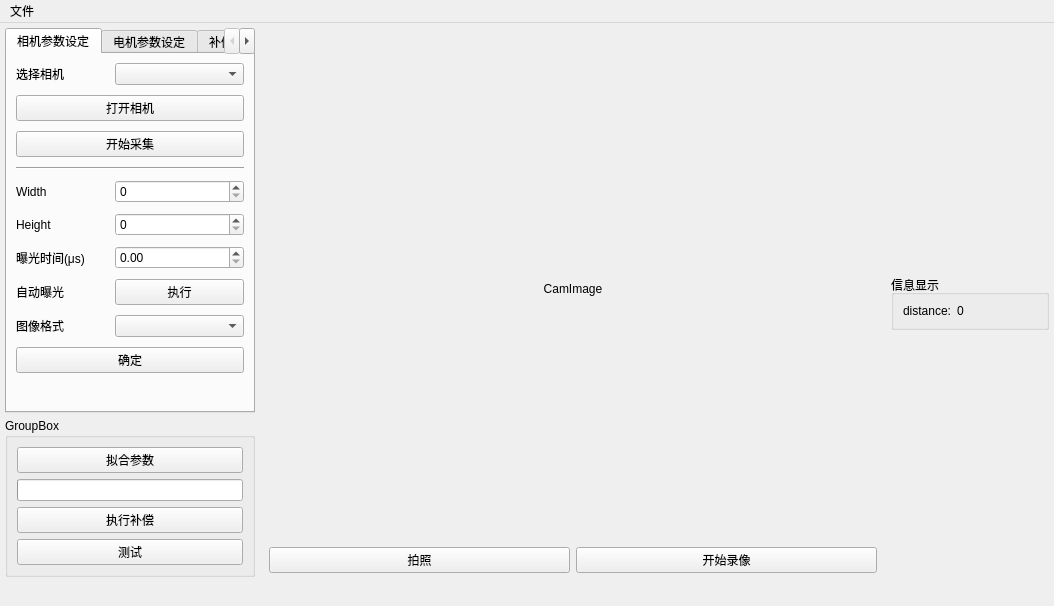
First picture: the form in src/ConstMicroDistanceSystem.ui, repository Maplefsnow/ConstMicroDistanceSystem, before the edit.
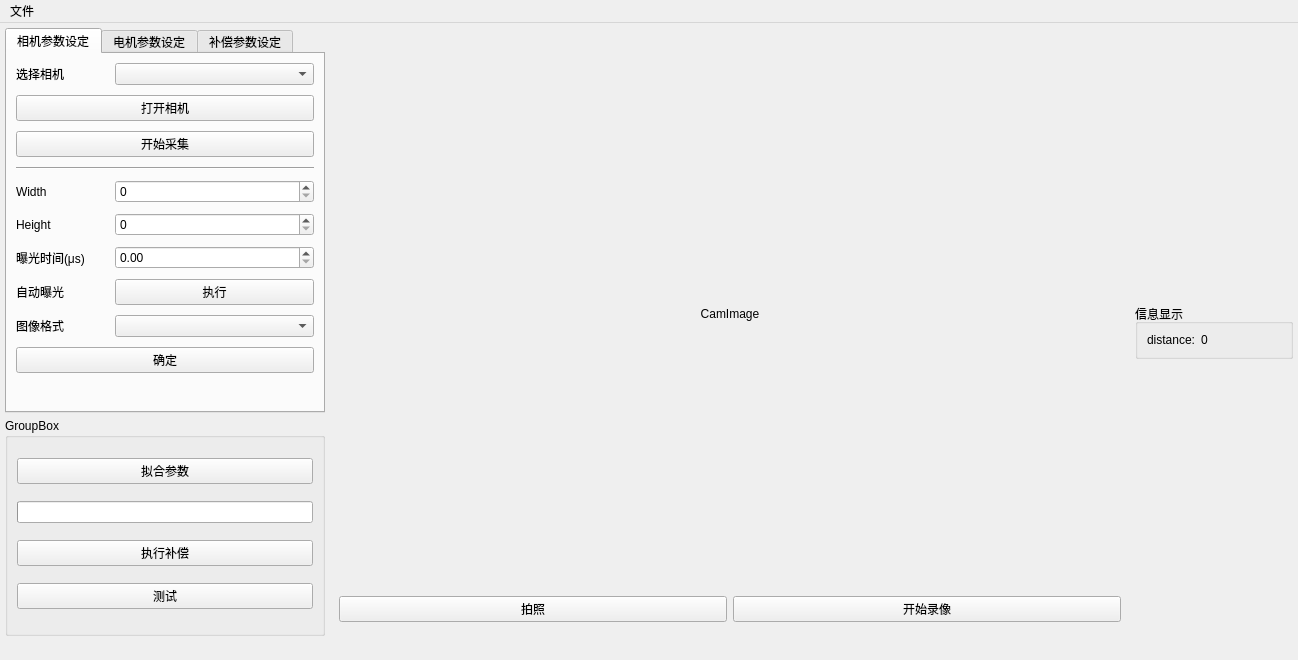
Second picture: the form after the edit.

Patch:
```diff
--- a/src/ConstMicroDistanceSystem.ui
+++ b/src/ConstMicroDistanceSystem.ui
@@ -6,8 +6,8 @@
    <rect>
     <x>0</x>
     <y>0</y>
-    <width>1054</width>
-    <height>565</height>
+    <width>1298</width>
+    <height>660</height>
    </rect>
   </property>
   <property name="windowTitle">
@@ -23,7 +23,7 @@
    <bool>false</bool>
   </property>
   <widget class="QWidget" name="centralwidget">
-   <layout class="QGridLayout" name="gridLayout_2" rowstretch="5,5,1" columnstretch="4,10,2" rowminimumheight="0,0,0" columnminimumwidth="0,0,0">
+   <layout class="QGridLayout" name="gridLayout_2" rowstretch="5,5,0" columnstretch="4,10,2" rowminimumheight="0,0,0" columnminimumwidth="0,0,0">
     <property name="sizeConstraint">
      <enum>QLayout::SetDefaultConstraint</enum>
     </property>
@@ -42,48 +42,6 @@
     <property name="spacing">
      <number>5</number>
     </property>
-    <item row="0" column="1" rowspan="3">
-     <widget class="QWidget" name="widget" native="true">
-      <layout class="QGridLayout" name="gridLayout">
-       <item row="1" column="0">
-        <widget class="QPushButton" name="pushButton_takePhoto">
-         <property name="text">
-          <string>拍照</string>
-         </property>
-        </widget>
-       </item>
-       <item row="1" column="1">
-        <widget class="QPushButton" name="pushButton_switchRecord">
-         <property name="text">
-          <string>开始录像</string>
-         </property>
-        </widget>
-       </item>
-       <item row="0" column="0" colspan="2">
-        <widget class="QLabel" name="label">
-         <property name="frameShape">
-          <enum>QFrame::NoFrame</enum>
-         </property>
-         <property name="frameShadow">
-          <enum>QFrame::Plain</enum>
-         </property>
-         <property name="lineWidth">
-          <number>0</number>
-         </property>
-         <property name="text">
-          <string>CamImage</string>
-         </property>
-         <property name="alignment">
-          <set>Qt::AlignCenter</set>
-         </property>
-         <property name="indent">
-          <number>0</number>
-         </property>
-        </widget>
-       </item>
-      </layout>
-     </widget>
-    </item>
     <item row="0" column="0">
      <widget class="QTabWidget" name="tabWidget">
       <property name="layoutDirection">
@@ -450,50 +408,7 @@
       </widget>
      </widget>
     </item>
-    <item row="1" column="0">
-     <widget class="QGroupBox" name="groupBox">
-      <property name="title">
-       <string>GroupBox</string>
-      </property>
-      <layout class="QGridLayout" name="gridLayout_3">
-       <item row="0" column="0">
-        <widget class="QPushButton" name="pushButton_getParams">
-         <property name="text">
-          <string>拟合参数</string>
-         </property>
-        </widget>
-       </item>
-       <item row="1" column="0">
-        <widget class="QProgressBar" name="progressBar_fit">
-         <property name="value">
-          <number>0</number>
-         </property>
-         <property name="textVisible">
-          <bool>false</bool>
-         </property>
-         <property name="invertedAppearance">
-          <bool>false</bool>
-         </property>
-        </widget>
-       </item>
-       <item row="2" column="0">
-        <widget class="QPushButton" name="pushButton_doFeed">
-         <property name="text">
-          <string>执行补偿</string>
-         </property>
-        </widget>
-       </item>
-       <item row="3" column="0">
-        <widget class="QPushButton" name="pushButton_test">
-         <property name="text">
-          <string>测试</string>
-         </property>
-        </widget>
-       </item>
-      </layout>
-     </widget>
-    </item>
-    <item row="0" column="2" rowspan="2">
+    <item row="0" column="2" rowspan="3">
      <widget class="QGroupBox" name="groupBox_2">
       <property name="title">
        <string>信息显示</string>
@@ -525,6 +440,91 @@
       </layout>
      </widget>
     </item>
+    <item row="1" column="0" rowspan="2">
+     <widget class="QGroupBox" name="groupBox">
+      <property name="title">
+       <string>GroupBox</string>
+      </property>
+      <layout class="QGridLayout" name="gridLayout_3">
+       <item row="0" column="0">
+        <widget class="QPushButton" name="pushButton_getParams">
+         <property name="text">
+          <string>拟合参数</string>
+         </property>
+        </widget>
+       </item>
+       <item row="1" column="0">
+        <widget class="QProgressBar" name="progressBar_fit">
+         <property name="value">
+          <number>0</number>
+         </property>
+         <property name="textVisible">
+          <bool>false</bool>
+         </property>
+         <property name="invertedAppearance">
+          <bool>false</bool>
+         </property>
+        </widget>
+       </item>
+       <item row="2" column="0">
+        <widget class="QPushButton" name="pushButton_doFeed">
+         <property name="text">
+          <string>执行补偿</string>
+         </property>
+        </widget>
+       </item>
+       <item row="3" column="0">
+        <widget class="QPushButton" name="pushButton_test">
+         <property name="text">
+          <string>测试</string>
+         </property>
+        </widget>
+       </item>
+      </layout>
+     </widget>
+    </item>
+    <item row="0" column="1" rowspan="2">
+     <widget class="QWidget" name="widget" native="true">
+      <layout class="QGridLayout" name="gridLayout">
+       <item row="1" column="0">
+        <widget class="QPushButton" name="pushButton_takePhoto">
+         <property name="text">
+          <string>拍照</string>
+         </property>
+        </widget>
+       </item>
+       <item row="1" column="1">
+        <widget class="QPushButton" name="pushButton_switchRecord">
+         <property name="text">
+          <string>开始录像</string>
+         </property>
+        </widget>
+       </item>
+       <item row="0" column="0" colspan="2">
+        <widget class="QLabel" name="label">
+         <property name="frameShape">
+          <enum>QFrame::NoFrame</enum>
+         </property>
+         <property name="frameShadow">
+          <enum>QFrame::Plain</enum>
+         </property>
+         <property name="lineWidth">
+          <number>0</number>
+         </property>
+         <property name="text">
+          <string>CamImage</string>
+         </property>
+         <property name="alignment">
+          <set>Qt::AlignCenter</set>
+         </property>
+         <property name="indent">
+          <number>0</number>
+         </property>
+        </widget>
+       </item>
+      </layout>
+     </widget>
+    </item>
    </layout>
   </widget>
   <widget class="QStatusBar" name="statusBar">
@@ -537,7 +537,7 @@
     <rect>
      <x>0</x>
      <y>0</y>
-     <width>1054</width>
+     <width>1298</width>
      <height>21</height>
     </rect>
    </property>
```
